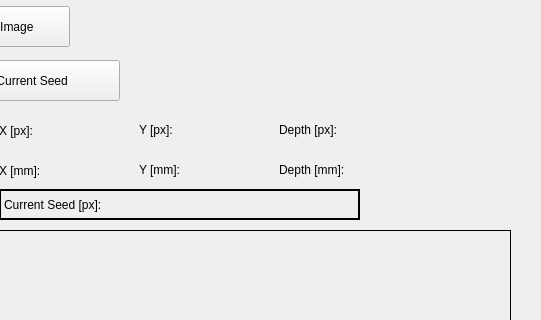
Qt form app/widget.ui (lreithmayr/CT-Scan-Visualizer) before a commit; both pictures show x 591 to 1132 and y 0 to 320 of the 1132 by 781 pixel window.
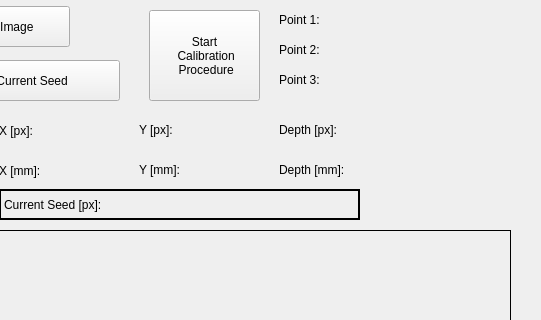
The same form after that commit.

Commit message: Widget: Adds calibration procedure

```diff
--- a/app/widget.ui
+++ b/app/widget.ui
@@ -359,6 +359,60 @@
  to file</string>
    </property>
   </widget>
+  <widget class="QPushButton" name="pushButton_startCalib">
+   <property name="geometry">
+    <rect>
+     <x>740</x>
+     <y>10</y>
+     <width>111</width>
+     <height>91</height>
+    </rect>
+   </property>
+   <property name="text">
+    <string>Start 
+ Calibration 
+ Procedure</string>
+   </property>
+  </widget>
+  <widget class="QLabel" name="label_calibPoint1">
+   <property name="geometry">
+    <rect>
+     <x>870</x>
+     <y>10</y>
+     <width>241</width>
+     <height>19</height>
+    </rect>
+   </property>
+   <property name="text">
+    <string>Point 1:</string>
+   </property>
+  </widget>
+  <widget class="QLabel" name="label_calibPoint2">
+   <property name="geometry">
+    <rect>
+     <x>870</x>
+     <y>40</y>
+     <width>251</width>
+     <height>19</height>
+    </rect>
+   </property>
+   <property name="text">
+    <string>Point 2:</string>
+   </property>
+  </widget>
+  <widget class="QLabel" name="label_calibPoint3">
+   <property name="geometry">
+    <rect>
+     <x>870</x>
+     <y>70</y>
+     <width>251</width>
+     <height>19</height>
+    </rect>
+   </property>
+   <property name="text">
+    <string>Point 3:</string>
+   </property>
+  </widget>
  </widget>
  <resources/>
  <connections/>
```
The commit also changes 3 other files.
